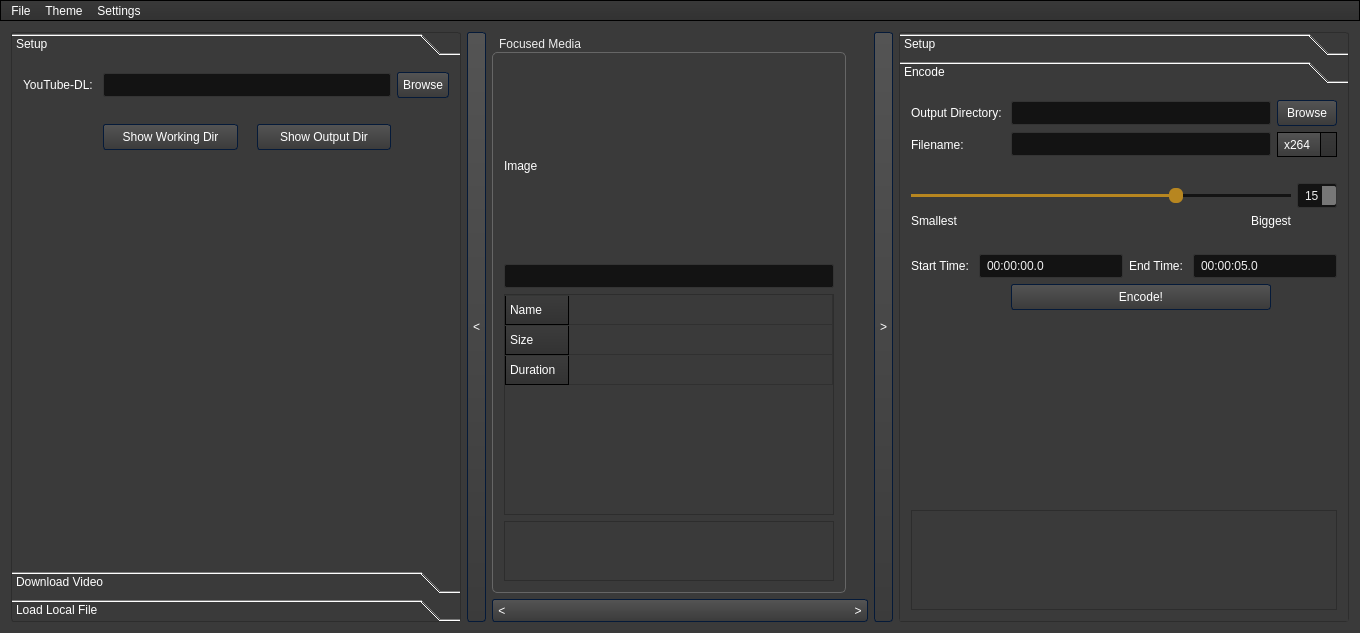
This is Download_and_Clip.ui in Chrscool8/ClipEZ-aka-Download-and-Clip as Qt 5 draws it before an edit. The edited form follows.
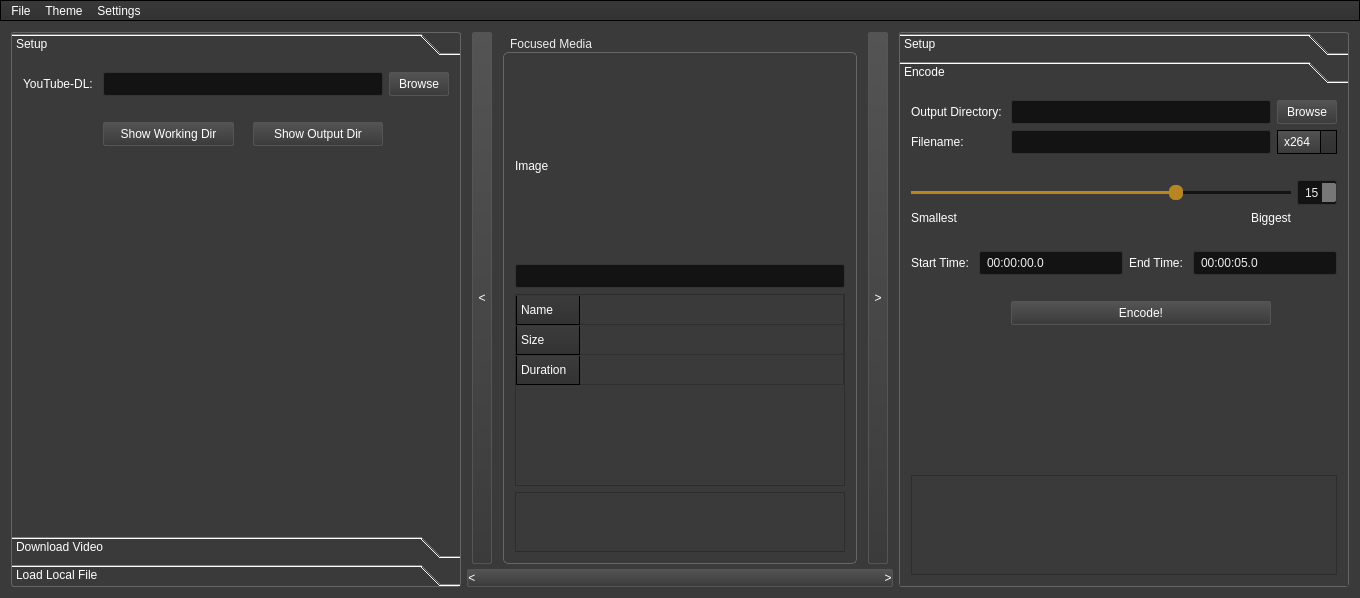
This is the edited form. The open tabs and pages were chosen to show the change. Icons and pictures are not drawn.

Diff of the .ui file:
```diff
--- a/Download_and_Clip.ui
+++ b/Download_and_Clip.ui
@@ -10,8 +10,8 @@
    <rect>
     <x>0</x>
     <y>0</y>
-    <width>1334</width>
-    <height>633</height>
+    <width>1332</width>
+    <height>598</height>
    </rect>
   </property>
   <property name="sizePolicy">
@@ -24,123 +24,7 @@
    <string>YesClip</string>
   </property>
   <property name="styleSheet">
-   <string notr="true">/*QWidget
-{
-	background-color: rgba(40, 40, 40, 100%); 
-	color: rgb(200, 200, 200);
-	border: 1px solid rgb(70, 70, 70); 
-}
-
-QWidget:disabled
-{	
-	background-color: rgba(40, 40, 40, 25%); 
-	color: rgba(80, 80, 80, 50%);
-}
-
-QLabel, QGroupBox
-{
-	background-color: rgb(42,42,42);
-	color: rgb(180, 180, 180);
-}
-
-QLabel
-{
-border: 0px;
-}
-
-QGroupBox
-{
-	color: rgb(200, 200, 200);
-}
-
-QLabel:disabled, QGroupBox:disabled
-{
-color: rgb(180, 180, 180);
-}
-
-QTextEdit, QPlainTextEdit
-{
-	background-color:  rgb(59,59,59);
-}
-
-QTextEdit:disabled, QPlainTextEdit:disabled
-{
-	background-color:  rgba(59,59,59,25%);
-}
-
-QSlider::groove:horizontal:disabled 
-{ 
-	background-color: rgb(59,59,59);
-	border: 0px solid #424242; 
-	height: 10px; 
-	border-radius: 0px;
-}
-
-QSlider::handle:horizontal:disabled 
-{ 
-	background-color:  rgb(59,59,59); 
-	border: 2px solid  rgb(59,59,59); 
-	width: 16px; 
-	height: 20px; 
-	line-height: 20px; 
-	margin-top: -5px; 
-	margin-bottom: -5px; 
-	border-radius: 10px; 
-}
-
-QSlider::handle:horizontal:hover:disabled 
-{ 
-	border-radius: 6px;
-}
-
-QSlider::groove:horizontal 
-{ 
-	background-color: rgb(80, 80, 80);
-	border: 0px solid #424242; 
-	height: 10px; 
-	border-radius: 0px;
-}
-
-QSlider::handle:horizontal 
-{ 
-	background-color:  rgb(110, 110, 110);
-	border: 2px solid rgb(110, 110, 110);
-	width: 16px; 
-	height: 20px; 
-	line-height: 20px; 
-	margin-top: -5px; 
-	margin-bottom: -5px; 
-	border-radius: 10px; 
-}
-
-QSlider::handle:horizontal:hover 
-{ 
-	border-radius: 6px;
-}
-
-QHeaderView::section 
-{
-    background-color: rgb(110, 110, 110);
-}
-
-QHeaderView::section:horizontal
-{
-}
-
-QHeaderView::section:vertical
-{
-}
-
-@QScrollBar:horizontal {
-height: 0px;
-width: 0px;
-}
-
-QScrollBar:vertical {
-height: 0px;
-width: 0px;
-}
-*/
+   <string notr="true">/* Dark Theme */
 
 /*Copyright (c) DevSec Studio. All rights reserved.
 
@@ -323,14 +207,15 @@
 /*-----QPushButton-----*/
 QPushButton
 {
-	background-color: qlineargradient(spread:repeat, x1:1, y1:0, x2:1, y2:1, stop:0 rgba(84, 84, 84, 255),stop:1 rgba(59, 59, 59, 255));
-	color: #ffffff;
+ background-color: qlineargradient(spread:repeat, x1:1, y1:0, x2:1, y2:1, stop:0 rgba(84, 84, 84, 255),stop:1 rgba(59, 59, 59, 255));
+	/*background-color: qlineargradient(spread:repeat, x1:1, y1:0, x2:1, y2:1, stop:0 rgba(84, 84, 84, 255),stop:1 rgba(59, 59, 59, 255));*/
+	/*background-color: #222222;*/
 	/*min-width: 80px;*/
 	border-style: solid;
 	border-width: 1px;
-	border-radius: 3px;
-	border-color: #051a39;
-	padding: 5px;
+	border-radius: 2px;
+	border-color: #555555;
+	/*padding: 5px;*/
 
 }
 
@@ -521,7 +406,7 @@
 
 QComboBox::down-arrow
 {
-    image: url(://arrow-down.png);
+    /*image: url(://arrow-down.png);*/
     /*width: 8px;
     height: 8px;*/
 }
@@ -1135,16 +1020,22 @@
 	border-style: solid;
 	border-width: 1px;
 	border-radius: 3px;
-	border-color: #2d2d2d;
+	border-color: #666666;
 }</string>
   </property>
   <widget class="QWidget" name="centralWidget">
    <property name="enabled">
     <bool>true</bool>
    </property>
-   <layout class="QHBoxLayout" name="horizontalLayout_2">
+   <layout class="QHBoxLayout" name="horizontalLayout_6">
     <item>
      <widget class="QToolBox" name="import_toolbox">
+      <property name="sizePolicy">
+       <sizepolicy hsizetype="Preferred" vsizetype="Expanding">
+        <horstretch>0</horstretch>
+        <verstretch>0</verstretch>
+       </sizepolicy>
+      </property>
       <property name="minimumSize">
        <size>
         <width>450</width>
@@ -1159,8 +1050,8 @@
         <rect>
          <x>0</x>
          <y>0</y>
-         <width>448</width>
-         <height>509</height>
+         <width>349</width>
+         <height>106</height>
         </rect>
        </property>
        <attribute name="label">
@@ -1171,8 +1062,8 @@
          <widget class="QPushButton" name="setup_ytdl_button">
           <property name="minimumSize">
            <size>
-            <width>0</width>
-            <height>18</height>
+            <width>60</width>
+            <height>24</height>
            </size>
           </property>
           <property name="text">
@@ -1207,6 +1098,12 @@
          <layout class="QHBoxLayout" name="horizontalLayout">
           <item>
            <widget class="QPushButton" name="setup_show_working_dir">
+            <property name="minimumSize">
+             <size>
+              <width>0</width>
+              <height>24</height>
+             </size>
+            </property>
             <property name="text">
              <string>Show Working Dir</string>
             </property>
@@ -1230,6 +1127,12 @@
           </item>
           <item>
            <widget class="QPushButton" name="setup_show_output_dir">
+            <property name="minimumSize">
+             <size>
+              <width>0</width>
+              <height>24</height>
+             </size>
+            </property>
             <property name="text">
              <string>Show Output Dir</string>
             </property>
@@ -2072,6 +1975,13 @@
       </widget>
      </widget>
     </item>
+    <item>
+     <layout class="QVBoxLayout" name="verticalLayout_6">
+      <property name="spacing">
+       <number>5</number>
+      </property>
+      <item>
+       <layout class="QHBoxLayout" name="horizontalLayout_2">
     <item>
      <widget class="QPushButton" name="expand_left">
       <property name="sizePolicy">
@@ -2082,7 +1992,7 @@
       </property>
       <property name="minimumSize">
        <size>
-        <width>0</width>
+            <width>18</width>
         <height>20</height>
        </size>
       </property>
@@ -2101,8 +2011,6 @@
      </widget>
     </item>
     <item>
-     <layout class="QVBoxLayout" name="verticalLayout_6">
-      <item>
        <widget class="QGroupBox" name="groupBox">
         <property name="sizePolicy">
          <sizepolicy hsizetype="Fixed" vsizetype="Preferred">
@@ -2226,21 +2134,6 @@
        </widget>
       </item>
       <item>
-       <widget class="QPushButton" name="expand_both">
-        <property name="maximumSize">
-         <size>
-          <width>16777215</width>
-          <height>23</height>
-         </size>
-        </property>
-        <property name="text">
-         <string>&lt;                                                                                                         &gt;</string>
-        </property>
-       </widget>
-      </item>
-     </layout>
-    </item>
-    <item>
      <widget class="QPushButton" name="expand_right">
       <property name="sizePolicy">
        <sizepolicy hsizetype="Fixed" vsizetype="Expanding">
@@ -2250,7 +2143,7 @@
       </property>
       <property name="minimumSize">
        <size>
-        <width>0</width>
+            <width>18</width>
         <height>0</height>
        </size>
       </property>
@@ -2265,11 +2158,52 @@
       </property>
      </widget>
     </item>
+       </layout>
+      </item>
+      <item>
+       <widget class="QPushButton" name="expand_both">
+        <property name="sizePolicy">
+         <sizepolicy hsizetype="Preferred" vsizetype="Fixed">
+          <horstretch>0</horstretch>
+          <verstretch>0</verstretch>
+         </sizepolicy>
+        </property>
+        <property name="minimumSize">
+         <size>
+          <width>0</width>
+          <height>18</height>
+         </size>
+        </property>
+        <property name="maximumSize">
+         <size>
+          <width>16777215</width>
+          <height>16777215</height>
+         </size>
+        </property>
+        <property name="text">
+         <string>&lt;                                                                                                                           &gt;</string>
+        </property>
+        <property name="default">
+         <bool>false</bool>
+        </property>
+        <property name="flat">
+         <bool>false</bool>
+        </property>
+       </widget>
+      </item>
+     </layout>
+    </item>
     <item>
      <widget class="QToolBox" name="export_toolbox">
       <property name="enabled">
        <bool>true</bool>
       </property>
+      <property name="sizePolicy">
+       <sizepolicy hsizetype="Preferred" vsizetype="Expanding">
+        <horstretch>0</horstretch>
+        <verstretch>0</verstretch>
+       </sizepolicy>
+      </property>
       <property name="minimumSize">
        <size>
         <width>450</width>
@@ -2375,72 +2309,14 @@
         <rect>
          <x>0</x>
          <y>0</y>
-         <width>229</width>
-         <height>327</height>
+         <width>448</width>
+         <height>501</height>
         </rect>
        </property>
        <attribute name="label">
         <string>Encode</string>
        </attribute>
        <layout class="QGridLayout" name="gridLayout_5">
-        <item row="5" column="0" colspan="3">
-         <layout class="QHBoxLayout" name="horizontalLayout_3">
-          <item>
-           <widget class="QLabel" name="label">
-            <property name="text">
-             <string>Start Time: </string>
-            </property>
-           </widget>
-          </item>
-          <item>
-           <widget class="QLineEdit" name="encode_starttime">
-            <property name="enabled">
-             <bool>true</bool>
-            </property>
-            <property name="text">
-             <string>00:00:00.0</string>
-            </property>
-           </widget>
-          </item>
-          <item>
-           <widget class="QLabel" name="label_2">
-            <property name="text">
-             <string>End Time: </string>
-            </property>
-           </widget>
-          </item>
-          <item>
-           <widget class="QLineEdit" name="encode_endtime">
-            <property name="enabled">
-             <bool>true</bool>
-            </property>
-            <property name="text">
-             <string>00:00:05.0</string>
-            </property>
-           </widget>
-          </item>
-         </layout>
-        </item>
-        <item row="0" column="2">
-         <widget class="QPushButton" name="encode_browse">
-          <property name="minimumSize">
-           <size>
-            <width>0</width>
-            <height>18</height>
-           </size>
-          </property>
-          <property name="text">
-           <string>Browse</string>
-          </property>
-         </widget>
-        </item>
-        <item row="0" column="0">
-         <widget class="QLabel" name="encode_label">
-          <property name="text">
-           <string>Output Directory: </string>
-          </property>
-         </widget>
-        </item>
         <item row="3" column="0" colspan="3">
          <layout class="QGridLayout" name="gridLayout_3">
           <item row="2" column="0">
@@ -2515,62 +2391,6 @@
           </item>
          </layout>
         </item>
-        <item row="1" column="1">
-         <widget class="QLineEdit" name="encode_lineedit_filename">
-          <property name="readOnly">
-           <bool>false</bool>
-          </property>
-          <property name="clearButtonEnabled">
-           <bool>false</bool>
-          </property>
-         </widget>
-        </item>
-        <item row="1" column="0">
-         <widget class="QLabel" name="encode_label_2">
-          <property name="text">
-           <string>Filename: </string>
-          </property>
-         </widget>
-        </item>
-        <item row="0" column="1">
-         <widget class="QLineEdit" name="encode_lineedit_directory">
-          <property name="readOnly">
-           <bool>true</bool>
-          </property>
-          <property name="clearButtonEnabled">
-           <bool>false</bool>
-          </property>
-         </widget>
-        </item>
-        <item row="7" column="1">
-         <spacer name="verticalSpacer_10">
-          <property name="orientation">
-           <enum>Qt::Vertical</enum>
-          </property>
-          <property name="sizeHint" stdset="0">
-           <size>
-            <width>20</width>
-            <height>40</height>
-           </size>
-          </property>
-         </spacer>
-        </item>
-        <item row="8" column="0" colspan="3">
-         <widget class="QTextEdit" name="encode_status">
-          <property name="enabled">
-           <bool>true</bool>
-          </property>
-          <property name="maximumSize">
-           <size>
-            <width>16777215</width>
-            <height>100</height>
-           </size>
-          </property>
-          <property name="readOnly">
-           <bool>true</bool>
-          </property>
-         </widget>
-        </item>
         <item row="2" column="1">
          <spacer name="verticalSpacer_11">
           <property name="orientation">
@@ -2587,12 +2407,54 @@
           </property>
          </spacer>
         </item>
+        <item row="9" column="0" colspan="3">
+         <widget class="QTextEdit" name="encode_status">
+          <property name="enabled">
+           <bool>true</bool>
+          </property>
+          <property name="maximumSize">
+           <size>
+            <width>16777215</width>
+            <height>100</height>
+           </size>
+          </property>
+          <property name="readOnly">
+           <bool>true</bool>
+          </property>
+         </widget>
+        </item>
+        <item row="7" column="1">
+         <widget class="QPushButton" name="encode_go">
+          <property name="minimumSize">
+           <size>
+            <width>0</width>
+            <height>24</height>
+           </size>
+          </property>
+          <property name="text">
+           <string>Encode!</string>
+          </property>
+         </widget>
+        </item>
+        <item row="8" column="1">
+         <spacer name="verticalSpacer_10">
+          <property name="orientation">
+           <enum>Qt::Vertical</enum>
+          </property>
+          <property name="sizeHint" stdset="0">
+           <size>
+            <width>20</width>
+            <height>40</height>
+           </size>
+          </property>
+         </spacer>
+        </item>
         <item row="1" column="2">
          <widget class="QComboBox" name="encode_combo">
           <property name="minimumSize">
            <size>
             <width>60</width>
-            <height>25</height>
+            <height>24</height>
            </size>
           </property>
           <item>
@@ -2612,6 +2474,91 @@
           </item>
          </widget>
         </item>
+        <item row="1" column="0">
+         <widget class="QLabel" name="encode_label_2">
+          <property name="text">
+           <string>Filename: </string>
+          </property>
+         </widget>
+        </item>
+        <item row="5" column="0" colspan="3">
+         <layout class="QHBoxLayout" name="horizontalLayout_3">
+          <item>
+           <widget class="QLabel" name="label">
+            <property name="text">
+             <string>Start Time: </string>
+            </property>
+           </widget>
+          </item>
+          <item>
+           <widget class="QLineEdit" name="encode_starttime">
+            <property name="enabled">
+             <bool>true</bool>
+            </property>
+            <property name="text">
+             <string>00:00:00.0</string>
+            </property>
+           </widget>
+          </item>
+          <item>
+           <widget class="QLabel" name="label_2">
+            <property name="text">
+             <string>End Time: </string>
+            </property>
+           </widget>
+          </item>
+          <item>
+           <widget class="QLineEdit" name="encode_endtime">
+            <property name="enabled">
+             <bool>true</bool>
+            </property>
+            <property name="text">
+             <string>00:00:05.0</string>
+            </property>
+           </widget>
+          </item>
+         </layout>
+        </item>
+        <item row="1" column="1">
+         <widget class="QLineEdit" name="encode_lineedit_filename">
+          <property name="readOnly">
+           <bool>false</bool>
+          </property>
+          <property name="clearButtonEnabled">
+           <bool>false</bool>
+          </property>
+         </widget>
+        </item>
+        <item row="0" column="2">
+         <widget class="QPushButton" name="encode_browse">
+          <property name="minimumSize">
+           <size>
+            <width>60</width>
+            <height>24</height>
+           </size>
+          </property>
+          <property name="text">
+           <string>Browse</string>
+          </property>
+         </widget>
+        </item>
+        <item row="0" column="0">
+         <widget class="QLabel" name="encode_label">
+          <property name="text">
+           <string>Output Directory: </string>
+          </property>
+         </widget>
+        </item>
+        <item row="0" column="1">
+         <widget class="QLineEdit" name="encode_lineedit_directory">
+          <property name="readOnly">
+           <bool>true</bool>
+          </property>
+          <property name="clearButtonEnabled">
+           <bool>false</bool>
+          </property>
+         </widget>
+        </item>
         <item row="4" column="1">
          <spacer name="verticalSpacer_12">
           <property name="orientation">
@@ -2629,11 +2576,20 @@
          </spacer>
         </item>
         <item row="6" column="1">
-         <widget class="QPushButton" name="encode_go">
-          <property name="text">
-           <string>Encode!</string>
+         <spacer name="verticalSpacer_7">
+          <property name="orientation">
+           <enum>Qt::Vertical</enum>
           </property>
-         </widget>
+          <property name="sizeType">
+           <enum>QSizePolicy::Fixed</enum>
+          </property>
+          <property name="sizeHint" stdset="0">
+           <size>
+            <width>20</width>
+            <height>20</height>
+           </size>
+          </property>
+         </spacer>
         </item>
        </layout>
       </widget>
```
Left out of the diff: 53 changed lines with no effect on the pictures. Lines whose indentation alone changed are shown as unchanged.
